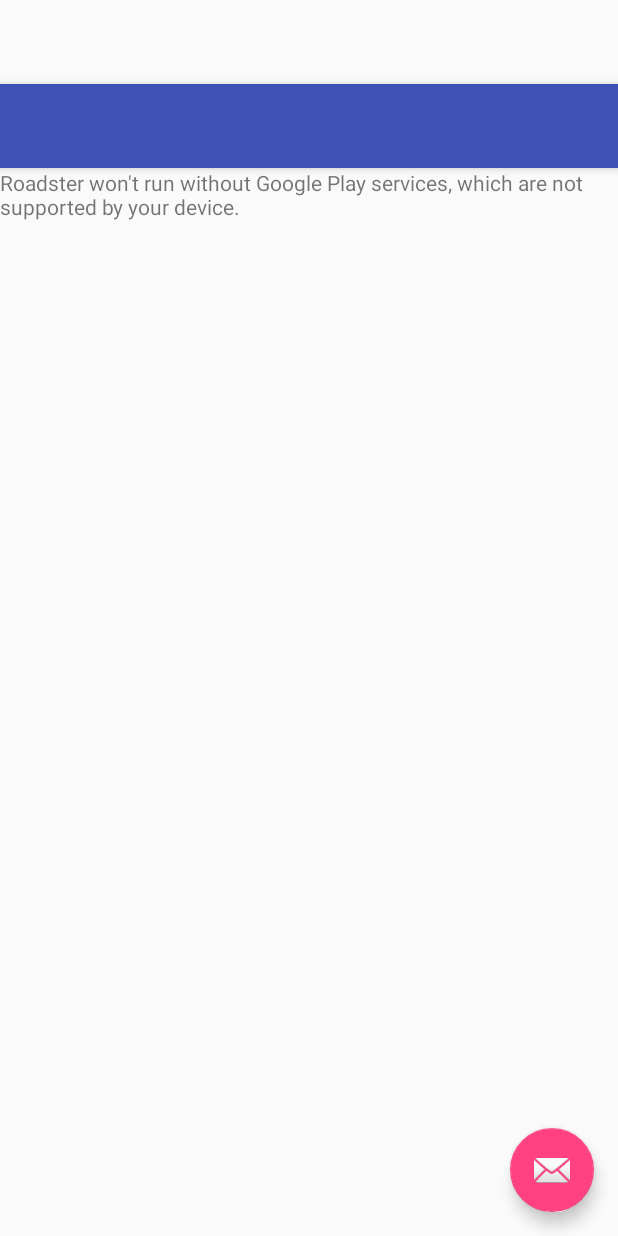
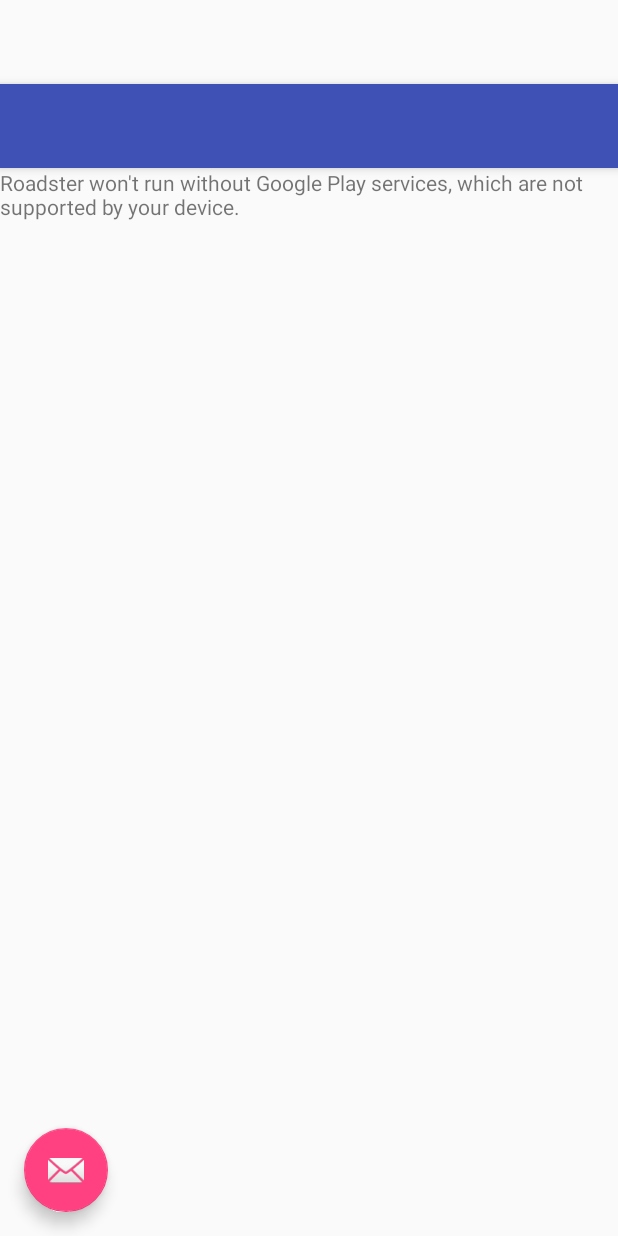
Before and after one commit to PashkaYudin/Roadster, an Android app: the layout activity_main.xml on its own in the app's theme, with its tools: preview values and no code run, on a phone screen of 412 x 824 dp. Run offline under Robolectric (Android 15) with nearby library versions, the phone set to English and light mode, and no system bars.

Commit message:
Sample commit. FAB to start area/

```diff
--- a/app/src/main/res/layout/activity_main.xml
+++ b/app/src/main/res/layout/activity_main.xml
@@ -27,7 +27,7 @@
         android:id="@+id/fab"
         android:layout_width="wrap_content"
         android:layout_height="wrap_content"
-        android:layout_gravity="bottom|end"
+        android:layout_gravity="bottom|start"
         android:layout_margin="@dimen/fab_margin"
         android:src="@android:drawable/ic_dialog_email" />
 
```
